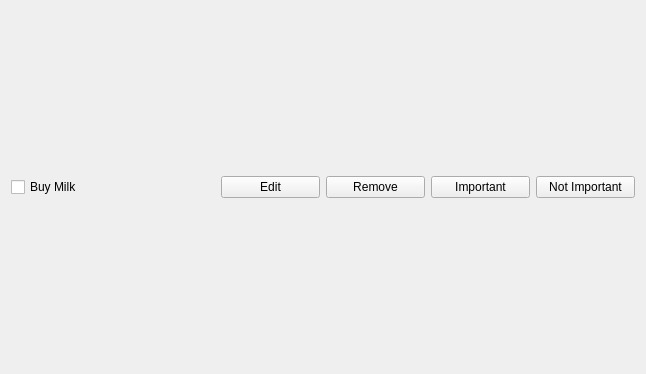
ValeriaNardoni/ListaToDo, file task.ui: the form before one commit.
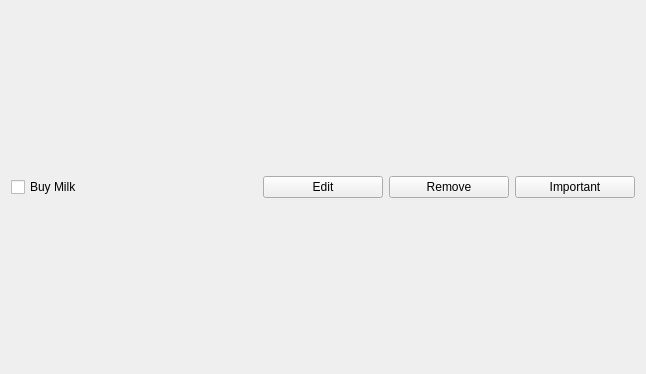
The form after the commit.

Patch:
```diff
--- a/task.ui
+++ b/task.ui
@@ -61,13 +61,6 @@
      </property>
     </widget>
    </item>
-   <item>
-    <widget class="QPushButton" name="NotImportant">
-     <property name="text">
-      <string>Not Important</string>
-     </property>
-    </widget>
-   </item>
   </layout>
  </widget>
  <resources/>
```
